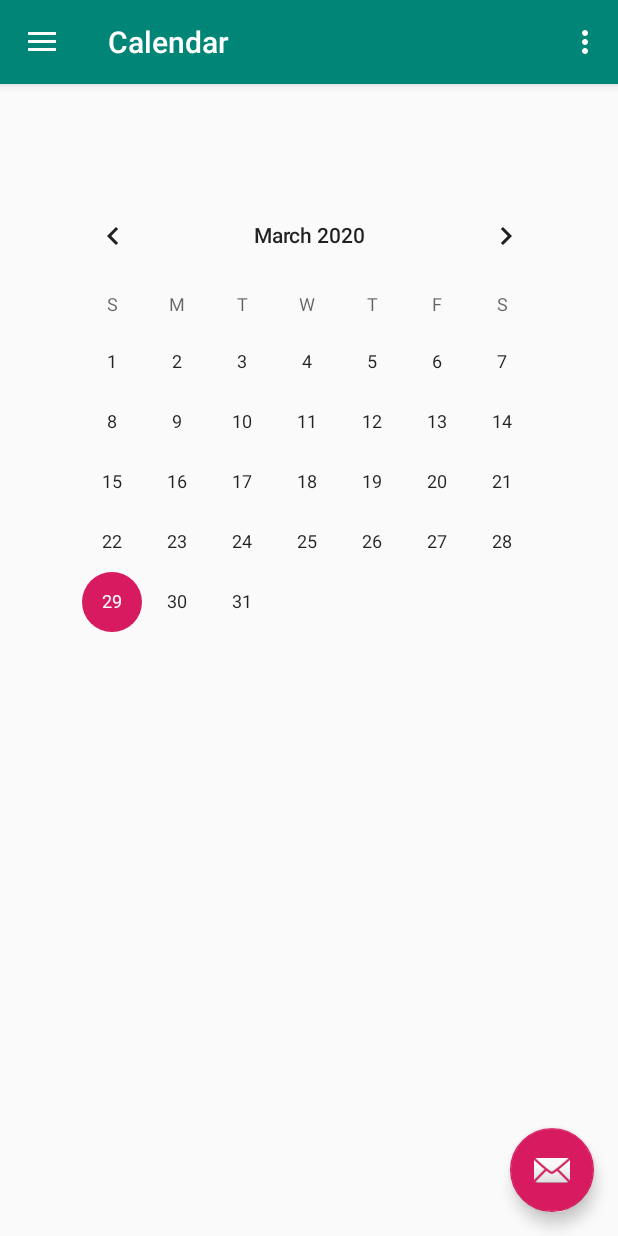
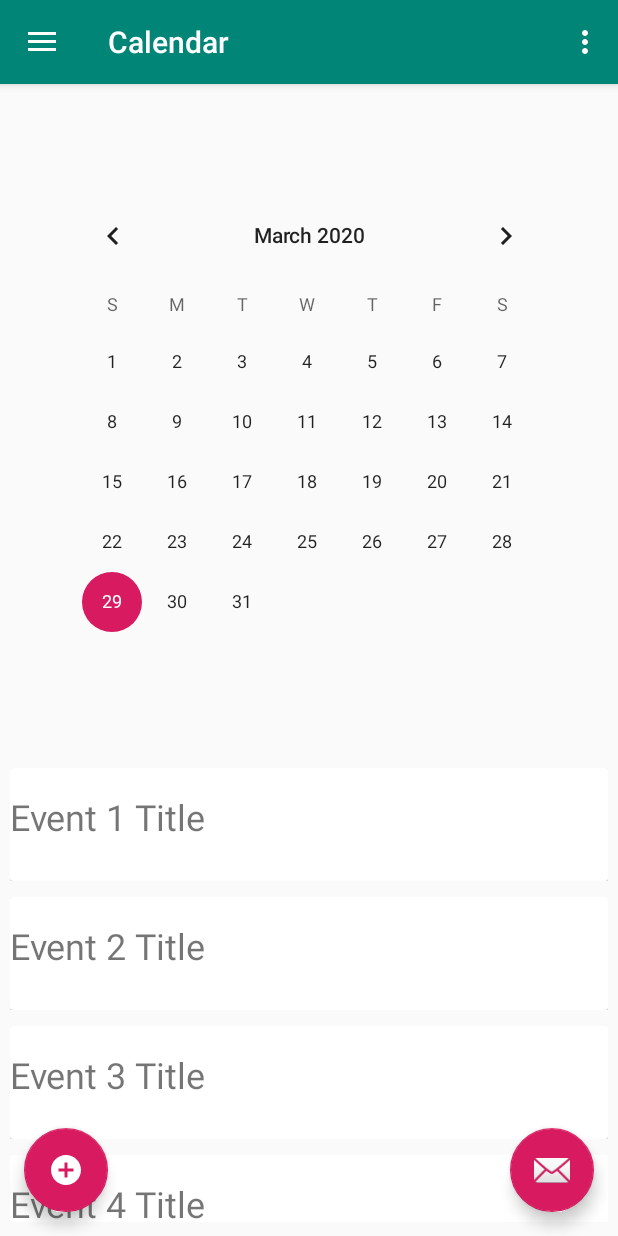
Before and after one commit to EricShanks68/341_proj, an Android app: the MainActivity screen opened directly, with no data from a screen before it, on a phone screen of 412 x 824 dp. Run offline under Robolectric (Android 15) with nearby library versions, the phone set to English and light mode, and no system bars; our stand-ins replace navigation-ui.

Commit message:
Made an event button pop up and recycleview for where all of the made events will go. Still needs the pop up to have edittexts or something to save the created events

```diff
--- a/app/build.gradle
+++ b/app/build.gradle
@@ -29,6 +29,8 @@ dependencies {
     implementation 'androidx.legacy:legacy-support-v4:1.0.0'
     implementation 'androidx.navigation:navigation-fragment:2.0.0'
     implementation 'androidx.navigation:navigation-ui:2.0.0'
+    implementation 'androidx.recyclerview:recyclerview:1.1.0'
+    implementation 'androidx.cardview:cardview:1.0.0'
     testImplementation 'junit:junit:4.12'
     androidTestImplementation 'androidx.test.ext:junit:1.1.1'
     androidTestImplementation 'androidx.test.espresso:espresso-core:3.2.0'
--- a/app/src/main/java/com/example/a341_proj/ui/login/MainActivity.java
+++ b/app/src/main/java/com/example/a341_proj/ui/login/MainActivity.java
@@ -1,14 +1,20 @@
 package com.example.a341_proj.ui.login;
 
+import android.content.Context;
 import android.content.Intent;
 import android.os.Bundle;
 
 import com.example.a341_proj.R;
+import com.example.a341_proj.ui.login.ui.MyAdapter;
+import com.example.a341_proj.ui.login.ui.send.SendFragment;
 import com.example.a341_proj.ui.login.ui.tools.ToolsFragment;
 import com.example.a341_proj.ui.login.ui.tools.ToolsViewModel;
 import com.google.android.material.floatingactionbutton.FloatingActionButton;
 import com.google.android.material.snackbar.Snackbar;
 
+import android.provider.CalendarContract;
+import android.view.Gravity;
+import android.view.LayoutInflater;
 import android.view.View;
 
 import androidx.fragment.app.FragmentManager;
@@ -24,18 +30,38 @@ import androidx.drawerlayout.widget.DrawerLayout;
 
 import androidx.appcompat.app.AppCompatActivity;
 import androidx.appcompat.widget.Toolbar;
+import androidx.recyclerview.widget.LinearLayoutManager;
+import androidx.recyclerview.widget.RecyclerView;
 
 import android.view.Menu;
+import android.widget.Button;
+import android.widget.CalendarView;
+import android.widget.LinearLayout;
+import android.widget.PopupWindow;
 import android.widget.TextView;
+import android.widget.Toast;
 
 import com.example.a341_proj.R;
 
+import java.util.ArrayList;
+import java.util.Calendar;
+import java.util.GregorianCalendar;
+import android.view.ViewGroup.LayoutParams;
+
 public class MainActivity extends AppCompatActivity {
 
-    //fragment idk if this works
-    ToolsFragment fragment = new ToolsFragment();
-    FragmentManager manager = getSupportFragmentManager();
+    //popup?
+    PopupWindow popupWindow;
+    DrawerLayout DrawLay;
+    Button closePopup;
+    Button saveEvent;
 
+    //event recycler array
+    //ArrayList<String> title = new ArrayList<String>();
+        String s1[], s2[];
+        //int images[] = {};
+    // recycler
+    RecyclerView recyclerView;
 
 
     private AppBarConfiguration mAppBarConfiguration;
@@ -50,8 +76,6 @@ public class MainActivity extends AppCompatActivity {
         fab.setOnClickListener(new View.OnClickListener() {
             @Override
             public void onClick(View view) {
-                Snackbar.make(view, "Replace with your own action", Snackbar.LENGTH_LONG)
-                        .setAction("Action", null).show();
             }
         });
         DrawerLayout drawer = findViewById(R.id.drawer_layout);
@@ -74,6 +98,38 @@ public class MainActivity extends AppCompatActivity {
         View headerView = navView.getHeaderView(0);
         TextView navUsername = (TextView) headerView.findViewById(R.id.textViewuserName);
         navUsername.setText(username);
+
+
+
+        //popup
+        DrawLay = (DrawerLayout) findViewById(R.id.drawer_layout);
+
+        //calendar and event attemps
+
+        FloatingActionButton fabevent = findViewById(R.id.fabevent);
+        fabevent.setOnClickListener(new View.OnClickListener() {
+            @Override
+            public void onClick(View view) {
+                LayoutInflater layoutInflater = (LayoutInflater) MainActivity.this.getSystemService(Context.LAYOUT_INFLATER_SERVICE);
+                View customView = layoutInflater.inflate(R.layout.popwindow,null);
+                popupWindow = new PopupWindow(customView, LayoutParams.MATCH_PARENT, LayoutParams.MATCH_PARENT);
+                popupWindow.showAtLocation(DrawLay, Gravity.CENTER, 0, 0);
+                closePopup = (Button) customView.findViewById(R.id.cancelEvent);
+                saveEvent = (Button) customView.findViewById(R.id.saveEvent);
+                closePopup.setOnClickListener(new View.OnClickListener() {
+                    @Override
+                    public void onClick(View v) {
+                        popupWindow.dismiss();
+                    }
+                });
+                saveEvent.setOnClickListener(new View.OnClickListener() {
+                    @Override
+                    public void onClick(View v) {
+                        Toast.makeText(getApplicationContext(), "Event saved!", Toast.LENGTH_LONG).show();
+                    }
+                });
+            }
+        });
     }
 
     @Override
@@ -89,4 +145,5 @@ public class MainActivity extends AppCompatActivity {
         return NavigationUI.navigateUp(navController, mAppBarConfiguration)
                 || super.onSupportNavigateUp();
     }
+
 }
--- /dev/null
+++ b/app/src/main/java/com/example/a341_proj/ui/login/ui/MyAdapter.java
@@ -0,0 +1,60 @@
+package com.example.a341_proj.ui.login.ui;
+
+import android.content.Context;
+import android.view.LayoutInflater;
+import android.view.View;
+import android.view.ViewGroup;
+import android.widget.ImageView;
+import android.widget.TextView;
+
+import androidx.annotation.NonNull;
+import androidx.recyclerview.widget.RecyclerView;
+
+import com.example.a341_proj.R;
+
+import java.util.ArrayList;
+
+public class MyAdapter extends RecyclerView.Adapter<MyAdapter.MyViewHolder> {
+
+    ArrayList<String> data;
+   // String [] data;
+
+    Context context;
+
+    public MyAdapter(Context ct, ArrayList title){
+        context = ct;
+        data = title;
+
+    }
+
+    @NonNull
+    @Override
+    public MyViewHolder onCreateViewHolder(@NonNull ViewGroup parent, int viewType) {
+        LayoutInflater inflater = LayoutInflater.from(context);
+       View view = inflater.inflate(R.layout.my_row, parent, false);
+        return new MyViewHolder(view);
+    }
+
+    @Override
+    public void onBindViewHolder(@NonNull MyViewHolder holder, int position) {
+        holder.title.setText(data.get(position));
+       // holder.myImage.setImageResource(images[position]);
+    }
+
+    @Override
+    public int getItemCount() {
+        return data.size();
+    }
+
+    public class MyViewHolder extends RecyclerView.ViewHolder{
+
+        TextView title;
+       // ImageView myImage;
+
+        public MyViewHolder(@NonNull View itemView) {
+            super(itemView);
+            title = itemView.findViewById(R.id.textViewTitle);
+           // myImage = itemView.findViewById(R.id.myImageView);
+        }
+    }
+}
--- a/app/src/main/java/com/example/a341_proj/ui/login/ui/home/HomeFragment.java
+++ b/app/src/main/java/com/example/a341_proj/ui/login/ui/home/HomeFragment.java
@@ -4,6 +4,8 @@ import android.os.Bundle;
 import android.view.LayoutInflater;
 import android.view.View;
 import android.view.ViewGroup;
+import android.widget.CalendarView;
+import android.widget.ImageView;
 import android.widget.TextView;
 
 import androidx.annotation.Nullable;
@@ -11,28 +13,67 @@ import androidx.annotation.NonNull;
 import androidx.fragment.app.Fragment;
 import androidx.lifecycle.Observer;
 import androidx.lifecycle.ViewModelProviders;
+import androidx.recyclerview.widget.LinearLayoutManager;
+import androidx.recyclerview.widget.RecyclerView;
 
 import com.example.a341_proj.R;
 
 import com.example.a341_proj.R;
+import com.example.a341_proj.ui.login.MainActivity;
+import com.example.a341_proj.ui.login.ui.MyAdapter;
+
+import java.util.ArrayList;
 
 
 public class HomeFragment extends Fragment {
+
+    //event recycler array
+    ArrayList<String> title = new ArrayList<String>();
+   // String s1[], s2[];
+    //int images[] = {};
+    // recycler
+    RecyclerView recyclerView;
 
     private HomeViewModel homeViewModel;
 
     public View onCreateView(@NonNull LayoutInflater inflater,
                              ViewGroup container, Bundle savedInstanceState) {
-        homeViewModel =
-                ViewModelProviders.of(this).get(HomeViewModel.class);
-        View root = inflater.inflate(R.layout.fragment_home, container, false);
-        final TextView textView = root.findViewById(R.id.text_home);
-        homeViewModel.getText().observe(this, new Observer<String>() {
-            @Override
-            public void onChanged(@Nullable String s) {
-                textView.setText(s);
-            }
-        });
-        return root;
+
+        View view = inflater.inflate(R.layout.fragment_home, container, false);
+
+        //RecyclerView arrays
+        title.add("Event 1 Title");
+        title.add("Event 2 Title");
+        title.add("Event 3 Title");
+        title.add("Event 4 Title");
+        title.add("Event 5 Title");
+
+
+//        s1 = getResources().getStringArray(R.array.prog_lang);
+//        s2 = getResources().getStringArray(R.array.des);
+
+        recyclerView = (RecyclerView) view.findViewById(R.id.RecycleEvents);
+
+        //myadapter
+
+
+
+        MyAdapter myAdapter = new MyAdapter(getActivity(), title);
+        recyclerView.setAdapter(myAdapter);
+        recyclerView.setLayoutManager(new LinearLayoutManager(getActivity()));
+
+
+//        homeViewModel =
+//                ViewModelProviders.of(this).get(HomeViewModel.class);
+//        View root = inflater.inflate(R.layout.fragment_home, container, false);
+//        final TextView textView = root.findViewById(R.id.text_home);
+//        homeViewModel.getText().observe(this, new Observer<String>() {
+//            @Override
+//            public void onChanged(@Nullable String s) {
+//                textView.setText(s);
+//            }
+//        });
+        return view;
     }
+
 }
--- /dev/null
+++ b/app/src/main/res/drawable/ic_addevent.xml
@@ -0,0 +1,9 @@
+<vector xmlns:android="http://schemas.android.com/apk/res/android"
+        android:width="24dp"
+        android:height="24dp"
+        android:viewportWidth="24.0"
+        android:viewportHeight="24.0">
+    <path
+        android:fillColor="#FFFFFF"
+        android:pathData="M12,2C6.48,2 2,6.48 2,12s4.48,10 10,10 10,-4.48 10,-10S17.52,2 12,2zM17,13h-4v4h-2v-4L7,13v-2h4L11,7h2v4h4v2z"/>
+</vector>
--- a/app/src/main/res/layout/app_bar_main.xml
+++ b/app/src/main/res/layout/app_bar_main.xml
@@ -30,4 +30,13 @@
         android:layout_margin="@dimen/fab_margin"
         app:srcCompat="@android:drawable/ic_dialog_email" />
 
+    <com.google.android.material.floatingactionbutton.FloatingActionButton
+        android:id="@+id/fabevent"
+        android:layout_width="wrap_content"
+        android:layout_height="wrap_content"
+        android:layout_gravity="bottom|left"
+        android:layout_margin="@dimen/fab_margin"
+        android:src="@drawable/ic_addevent" />
+
+
 </androidx.coordinatorlayout.widget.CoordinatorLayout>
--- a/app/src/main/res/layout/fragment_home.xml
+++ b/app/src/main/res/layout/fragment_home.xml
@@ -20,6 +20,7 @@
         android:gravity="center_horizontal" />
 
     <CalendarView
+        android:id="@+id/cal"
         android:layout_width="346dp"
         android:layout_height="354dp"
         android:layout_marginStart="32dp"
@@ -34,5 +35,19 @@
         app:layout_constraintTop_toBottomOf="@+id/text_home"
         app:layout_constraintVertical_bias="0.0"></CalendarView>
 
+    <androidx.recyclerview.widget.RecyclerView
+        android:id="@+id/RecycleEvents"
+        android:layout_width="409dp"
+        android:layout_height="308dp"
+        android:layout_marginStart="20dp"
+        android:layout_marginLeft="20dp"
+        android:layout_marginTop="20dp"
+        android:layout_marginEnd="20dp"
+        android:layout_marginRight="20dp"
+        app:layout_constraintBottom_toBottomOf="parent"
+        app:layout_constraintEnd_toEndOf="parent"
+        app:layout_constraintStart_toStartOf="parent"
+        app:layout_constraintTop_toBottomOf="@+id/cal" />
+
 
 </androidx.constraintlayout.widget.ConstraintLayout>
--- a/app/src/main/res/layout/fragment_send.xml
+++ b/app/src/main/res/layout/fragment_send.xml
@@ -2,7 +2,9 @@
 <androidx.constraintlayout.widget.ConstraintLayout xmlns:android="http://schemas.android.com/apk/res/android"
     xmlns:app="http://schemas.android.com/apk/res-auto"
     android:layout_width="match_parent"
-    android:layout_height="match_parent">
+    android:layout_height="match_parent"
+    android:id="@+id/fragment_container">
+
 
     <TextView
         android:id="@+id/text_send"
--- /dev/null
+++ b/app/src/main/res/layout/my_row.xml
@@ -0,0 +1,42 @@
+<?xml version="1.0" encoding="utf-8"?>
+<androidx.constraintlayout.widget.ConstraintLayout xmlns:android="http://schemas.android.com/apk/res/android"
+    xmlns:app="http://schemas.android.com/apk/res-auto"
+    xmlns:tools="http://schemas.android.com/tools"
+    android:orientation="vertical" android:layout_width="match_parent"
+    android:layout_height="wrap_content"
+    android:layout_margin="5dp">
+
+    <androidx.cardview.widget.CardView
+        android:layout_width="match_parent"
+        android:layout_height="75dp"
+        app:layout_constraintEnd_toEndOf="parent"
+        app:layout_constraintStart_toStartOf="parent"
+        app:layout_constraintTop_toTopOf="parent">
+
+        <androidx.constraintlayout.widget.ConstraintLayout
+            android:layout_width="match_parent"
+            android:layout_height="match_parent">
+
+            <!--<ImageView
+                android:id="@+id/myImageView"
+                android:layout_width="wrap_content"
+                android:layout_height="wrap_content"
+                app:layout_constraintBottom_toBottomOf="parent"
+                app:layout_constraintStart_toStartOf="parent"
+                app:layout_constraintTop_toTopOf="parent"
+                tools:srcCompat="@tools:sample/avatars" /> -->
+
+            <TextView
+                android:id="@+id/textViewTitle"
+                android:layout_width="wrap_content"
+                android:layout_height="wrap_content"
+                android:layout_marginTop="5dp"
+                android:text="title"
+                android:textSize="24sp"
+                app:layout_constraintBottom_toBottomOf="parent"
+                app:layout_constraintStart_toStartOf="parent"
+                app:layout_constraintTop_toTopOf="parent"
+                app:layout_constraintVertical_bias="0.289" />
+        </androidx.constraintlayout.widget.ConstraintLayout>
+    </androidx.cardview.widget.CardView>
+</androidx.constraintlayout.widget.ConstraintLayout>
--- a/app/src/main/res/values/strings.xml
+++ b/app/src/main/res/values/strings.xml
@@ -22,4 +22,16 @@
     <string name="menu_logout">Logout</string>
     <string name="menu_share">Share</string>
     <string name="menu_send">Send</string>
+
+        <string-array name="prog_lang">
+            <item>heloo</item>
+            <item>there</item>
+            <item>buddd</item>
+        </string-array>
+
+        <string-array name="des">
+            <item>idk</item>
+            <item>idk</item>
+            <item>idk</item>
+        </string-array>
 </resources>
--- a/build.gradle
+++ b/build.gradle
@@ -8,6 +8,8 @@ buildscript {
     }
     dependencies {
         classpath 'com.android.tools.build:gradle:3.5.3'
+
+
 
         // NOTE: Do not place your application dependencies here; they belong
         // in the individual module build.gradle files
```
Also changed, not shown: app/src/main/res/layout/popwindow.xml (added, +40 -0 lines), app/src/main/res/menu/activity_main_drawer.xml (+6 -6 lines).
